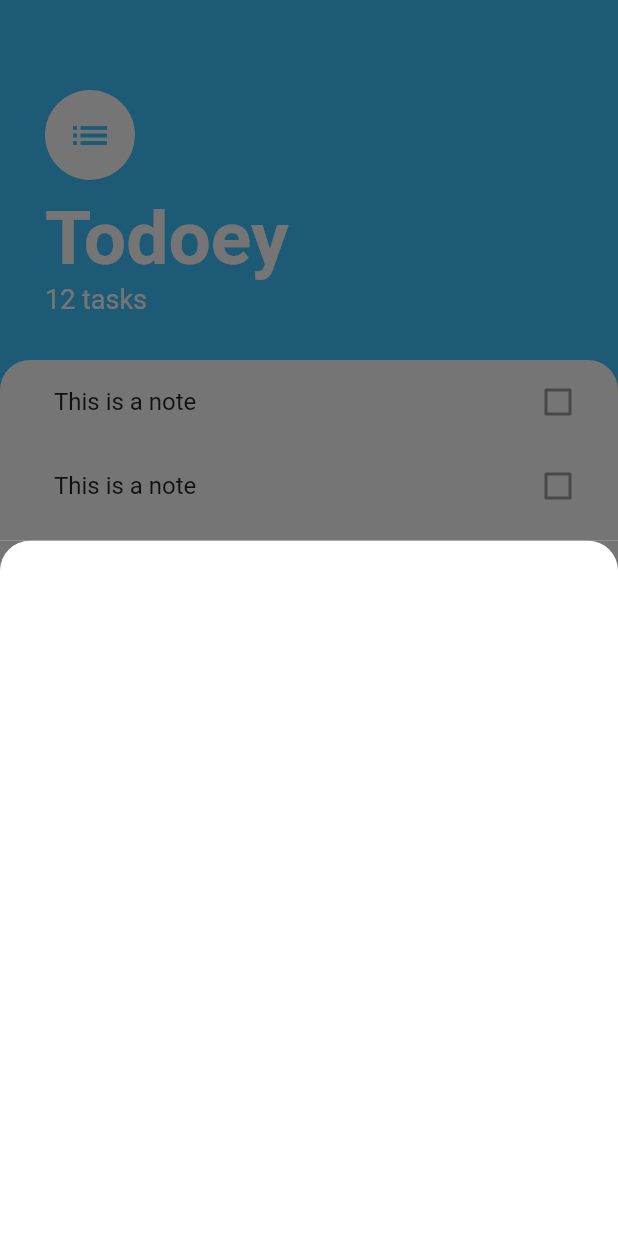
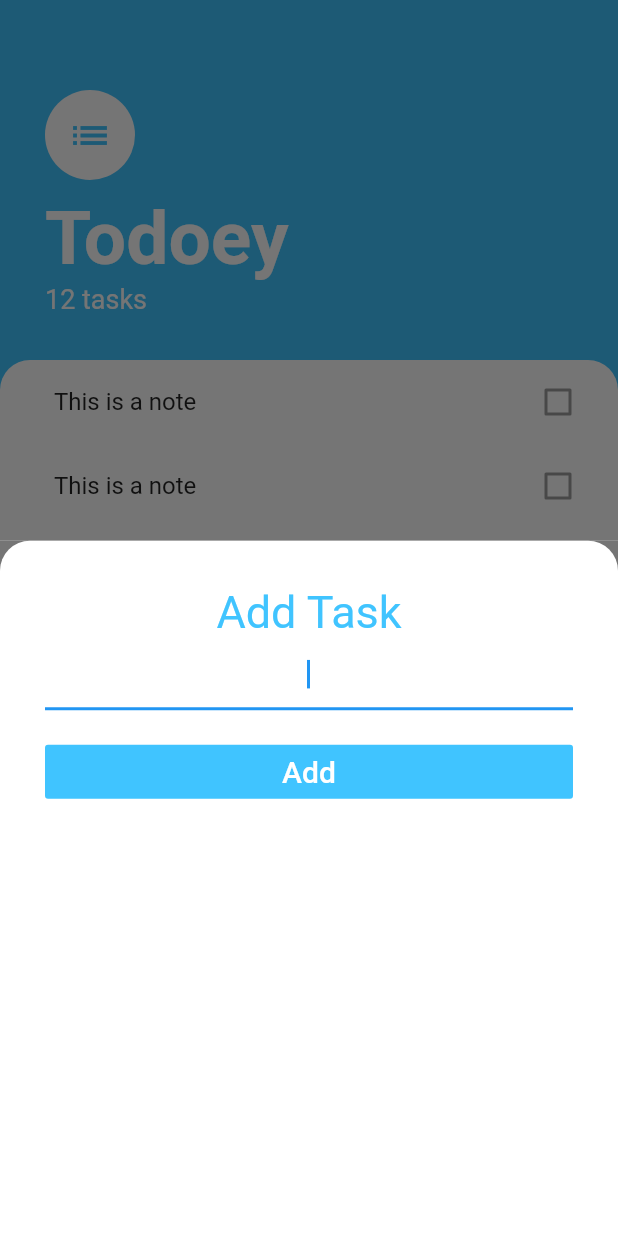
Before and after one commit to VijayGohel/todoey_flutter, a Flutter app: the screen it shows after launch, after a tap on the "add" icon, on a phone screen of 412 x 824 dp. Run offline on Flutter 3.47's test engine with Material 2 defaults, Android fonts, the phone set to English and light mode, and no system bars.

Commit message:
bottomsheet UI

```diff
--- a/lib/screens/add_bottomsheet.dart
+++ b/lib/screens/add_bottomsheet.dart
@@ -6,7 +6,7 @@ class AddBottomSheet extends StatelessWidget {
     return Container(
       color: Color(0xff757575),
       child: Container(
-        // height: 200,
+        padding: EdgeInsets.all(30),
         decoration: BoxDecoration(
           color: Colors.white,
           borderRadius: BorderRadius.only(
@@ -14,6 +14,37 @@ class AddBottomSheet extends StatelessWidget {
             topRight: Radius.circular(20),
           ),
         ),
+        child: Column(
+          crossAxisAlignment: CrossAxisAlignment.stretch,
+          children: [
+            Text(
+              'Add Task',
+              textAlign: TextAlign.center,
+              style: TextStyle(
+                fontSize: 30,
+                color: Colors.lightBlueAccent,
+              ),
+            ),
+            TextField(
+              autofocus: true,
+              textAlign: TextAlign.center,
+            ),
+            SizedBox(
+              height: 17,
+            ),
+            FlatButton(
+              onPressed: () {},
+              child: Text(
+                'Add',
+                style: TextStyle(
+                  color: Colors.white,
+                  fontSize: 20,
+                ),
+              ),
+              color: Colors.lightBlueAccent,
+            ),
+          ],
+        ),
       ),
     );
   }
```
